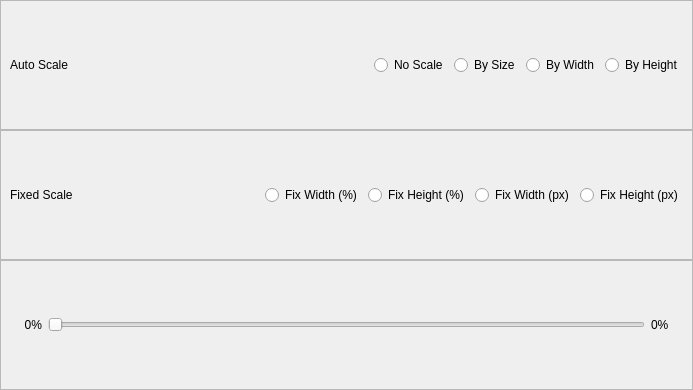
Qt form src/gui/controll-bar-area/scale-setting.ui (haocxy/smooth-comic) before a commit.
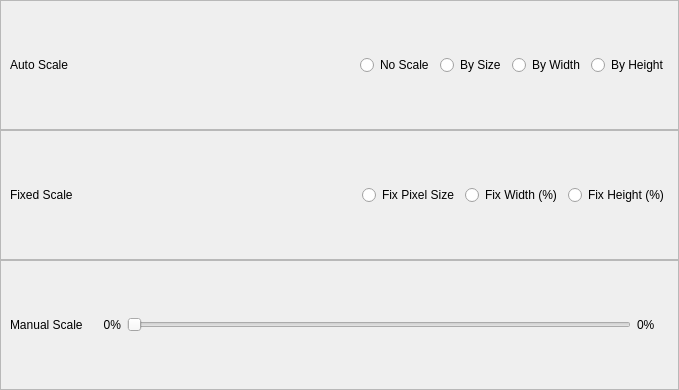
The same form after that commit.

Patch:
```diff
--- a/src/gui/controll-bar-area/scale-setting.ui
+++ b/src/gui/controll-bar-area/scale-setting.ui
@@ -6,7 +6,7 @@
    <rect>
     <x>0</x>
     <y>0</y>
-    <width>693</width>
+    <width>679</width>
     <height>390</height>
    </rect>
   </property>
@@ -124,6 +124,13 @@
         </property>
        </spacer>
       </item>
+      <item>
+       <widget class="QRadioButton" name="radioFixPx">
+        <property name="text">
+         <string>Fix Pixel Size</string>
+        </property>
+       </widget>
+      </item>
       <item>
        <widget class="QRadioButton" name="radioFixWidthRatio">
         <property name="text">
@@ -138,20 +145,6 @@
         </property>
        </widget>
       </item>
-      <item>
-       <widget class="QRadioButton" name="radioFixWidthPx">
-        <property name="text">
-         <string>Fix Width (px)</string>
-        </property>
-       </widget>
-      </item>
-      <item>
-       <widget class="QRadioButton" name="radioFixHeightPx">
-        <property name="text">
-         <string>Fix Height (px)</string>
-        </property>
-       </widget>
-      </item>
      </layout>
     </widget>
    </item>
@@ -164,6 +157,13 @@
       <enum>QFrame::Raised</enum>
      </property>
      <layout class="QHBoxLayout" name="horizontalLayout_2">
+      <item>
+       <widget class="QLabel" name="label_3">
+        <property name="text">
+         <string>Manual Scale</string>
+        </property>
+       </widget>
+      </item>
       <item>
        <widget class="QLabel" name="scaleMinValue">
         <property name="minimumSize">
```
